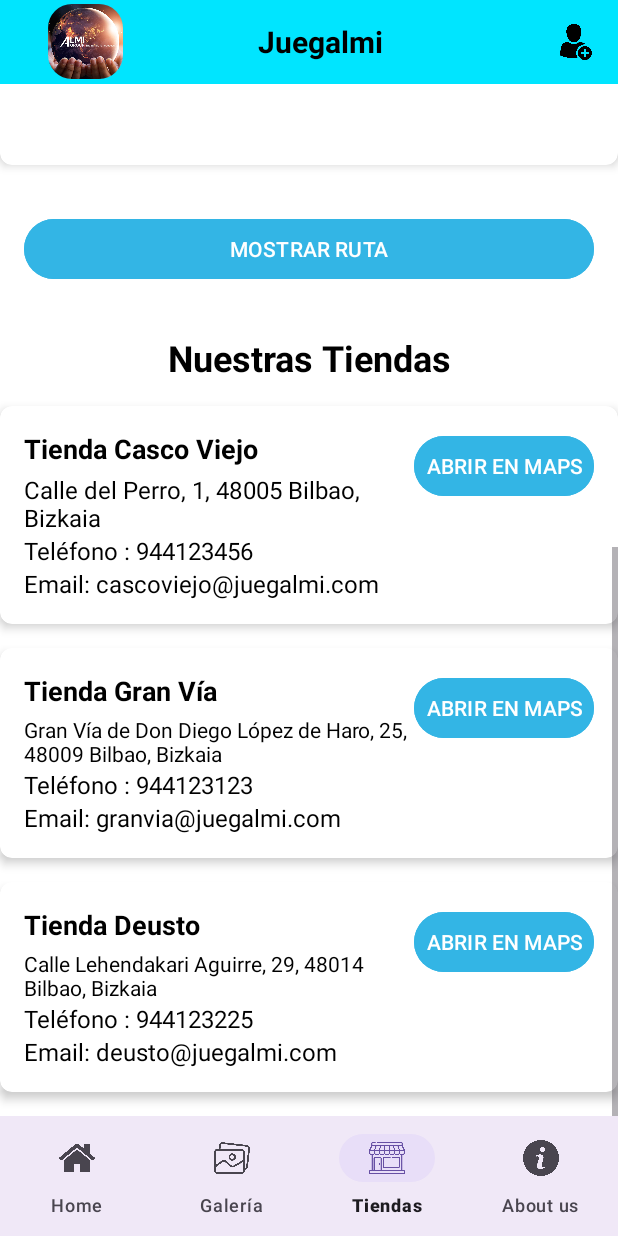
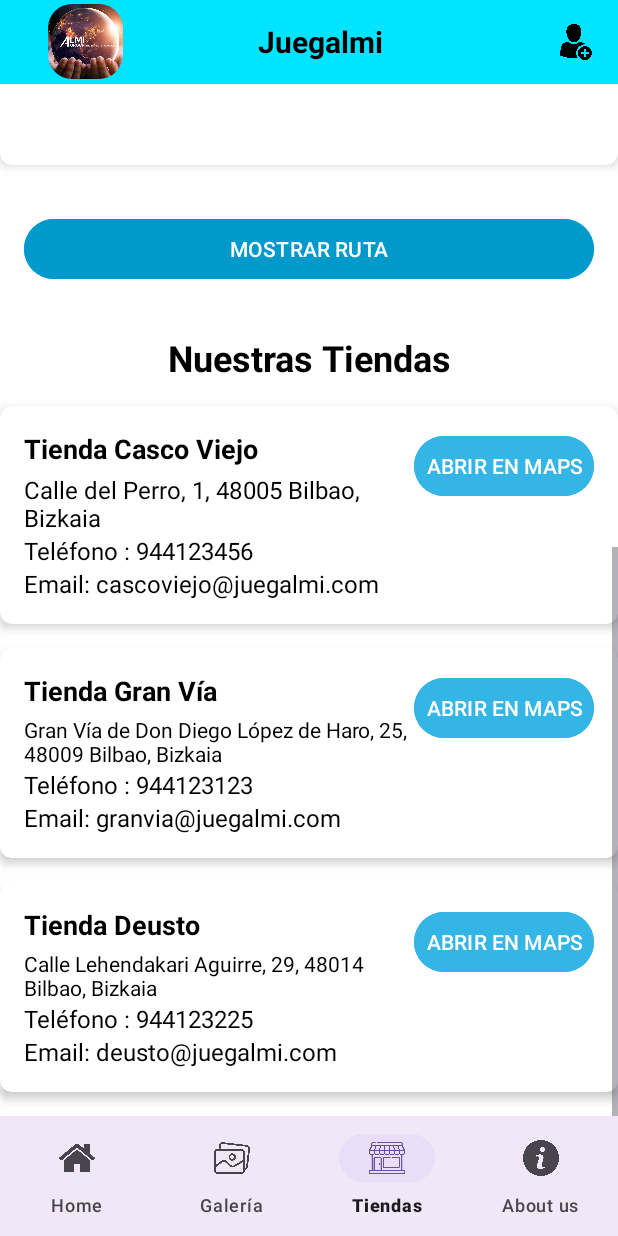
Before and after one commit to AlmiAllStars/AndroidStudio, an Android app: the fragment ProductDetailFragment placed in its activity, item 3 of the bottom bar chosen, scrolled down 560 dp, on a phone screen of 412 x 824 dp. Run offline under Robolectric (Android 15) with nearby library versions, the phone set to English and light mode, and no system bars; our stand-ins replace Volley; libraries missing offline, so code that uses them is left out: com.google.maps.android; network calls fail; pictures from the network do not load.

```diff
--- a/app/src/main/java/com/almi/juegaalmiapp/ApiService.java
+++ b/app/src/main/java/com/almi/juegaalmiapp/ApiService.java
@@ -2,13 +2,16 @@ package com.almi.juegaalmiapp;
 
 import com.almi.juegaalmiapp.modelo.ActiveReparation;
 import com.almi.juegaalmiapp.modelo.Client;
+import com.almi.juegaalmiapp.modelo.ClientResponse2;
 import com.almi.juegaalmiapp.modelo.Pedido;
 import com.almi.juegaalmiapp.modelo.Product;
+import com.google.gson.JsonObject;
 
 import java.util.List;
 import java.util.Map;
 
 import okhttp3.MultipartBody;
+import okhttp3.RequestBody;
 import retrofit2.Call;
 import retrofit2.http.Body;
 import retrofit2.http.GET;
@@ -21,9 +24,12 @@ import retrofit2.http.Path;
 
 public interface ApiService {
 
-    // Método para registrar un cliente
+
     @POST("register")
-    Call<ClientResponse> registerClient(@Body Client client);
+    Call<ClientResponse2> registerClient(@Body Map<String, Object> body);
+
+
+
 
     @POST("secure/clientbyEmail")
     Call<Client> getClientById(
--- a/app/src/main/java/com/almi/juegaalmiapp/ClienteService.java
+++ b/app/src/main/java/com/almi/juegaalmiapp/ClienteService.java
@@ -19,7 +19,7 @@ public class ClienteService {
     private static final String CLIENT_PREFS = "UserPrefs";
     private static final String CLIENT_KEY = "clientData";
 
-    private final SharedPreferences sharedPreferences;
+    public final SharedPreferences sharedPreferences;
     private final ApiService apiService = ApiClient.getClient().create(ApiService.class);
 
     public ClienteService(Context context) {
--- a/app/src/main/java/com/almi/juegaalmiapp/fragmentos/LoginDialogFragment.java
+++ b/app/src/main/java/com/almi/juegaalmiapp/fragmentos/LoginDialogFragment.java
@@ -151,6 +151,8 @@ public class LoginDialogFragment extends DialogFragment {
                                     client.setEmail(email);
                                     ClienteService clienteService = new ClienteService(getContext());
                                     clienteService.saveClient(client);  // Guardar cliente en SharedPreferences
+                                    // Guardamos tambien todos los datos en el SharedViewModel
+                                    sharedViewModel.setClient(client);
                                     editor.putBoolean("isLoggedIn", true);
                                     editor.apply();
                                     // Parsear el JSON del carrito
--- a/app/src/main/java/com/almi/juegaalmiapp/fragmentos/ProductDetailFragment.java
+++ b/app/src/main/java/com/almi/juegaalmiapp/fragmentos/ProductDetailFragment.java
@@ -22,6 +22,7 @@ import androidx.fragment.app.Fragment;
 import com.almi.juegaalmiapp.ApiClient;
 import com.almi.juegaalmiapp.ApiService;
 import com.almi.juegaalmiapp.CarritoService;
+import com.almi.juegaalmiapp.ClienteService;
 import com.almi.juegaalmiapp.R;
 import com.almi.juegaalmiapp.modelo.CarritoItem;
 import com.almi.juegaalmiapp.modelo.Product;
@@ -36,6 +37,8 @@ public class ProductDetailFragment extends Fragment {
     private static final String ARG_PRODUCT_ID = "productId";
     private String productId;
     private boolean animate = false;
+    private ClienteService clienteService;
+    private Button buyButton;
 
     public static ProductDetailFragment newInstance(String productId) {
         ProductDetailFragment fragment = new ProductDetailFragment();
@@ -73,7 +76,12 @@ public class ProductDetailFragment extends Fragment {
         TextView buyPriceText = view.findViewById(R.id.buy_price);
         TextView tryPriceText = view.findViewById(R.id.try_price);
         Button wishlistButton = view.findViewById(R.id.wishlist_button);
-        Button buyButton = view.findViewById(R.id.buy_button);
+        wishlistButton.setVisibility(View.GONE); // Ocultar el botón de lista de deseos
+        buyButton = view.findViewById(R.id.buy_button);
+        clienteService = new ClienteService(requireContext()); // Crear instancia con el contexto
+
+        // Actualiza el estado del botón según el estado de inicio de sesión
+        updateButtonState();
         Button tryButton = view.findViewById(R.id.try_button);
 
         if (getActivity() != null) {
@@ -169,6 +177,8 @@ public class ProductDetailFragment extends Fragment {
         return view;
     }
 
+
+
     private void loadProductDetails(String productId, final ProductCallback callback) {
         ApiService apiService = ApiClient.getClient().create(ApiService.class);
         apiService.getProductById(productId).enqueue(new Callback<Product>() {
@@ -186,6 +196,17 @@ public class ProductDetailFragment extends Fragment {
                 Log.e("ProductDetailFragment", "Failure: " + t.getMessage());
             }
         });
+    }
+
+    private void updateButtonState() {
+        boolean isLoggedIn = isUserLoggedIn();
+        buyButton.setEnabled(isLoggedIn); // Habilitar o deshabilitar el botón
+        buyButton.setAlpha(isLoggedIn ? 1.0f : 0.5f); // Cambiar opacidad para un feedback visual
+    }
+
+    private boolean isUserLoggedIn() {
+        // Verifica si hay un cliente o un token válido almacenado
+        return clienteService.sharedPreferences.getBoolean("isLoggedIn", false);
     }
 
     private void populateDynamicContent(Product product) {
--- a/app/src/main/java/com/almi/juegaalmiapp/modelo/Client.java
+++ b/app/src/main/java/com/almi/juegaalmiapp/modelo/Client.java
@@ -18,7 +18,7 @@ public class Client {
     private float longitude;
 
     // Constructor
-    public Client(String name, String surname, String email,String phone) {
+    public Client(String name, String surname, String email) {
         this.name = name;
         this.surname = surname;
         this.email = email;
--- a/app/src/main/res/layout/fragment_stores.xml
+++ b/app/src/main/res/layout/fragment_stores.xml
@@ -98,7 +98,7 @@
             android:layout_height="wrap_content"
             android:text="MOSTRAR RUTA"
             android:textAllCaps="true"
-            android:backgroundTint="@android:color/holo_blue_light"
+            android:backgroundTint="@android:color/holo_blue_dark"
             android:textColor="@android:color/white"
             android:layout_margin="16dp" />
 
```
Also changed, not shown: app/src/main/java/com/almi/juegaalmiapp/MainActivity.java (+3 -4 lines), app/src/main/java/com/almi/juegaalmiapp/fragmentos/RegisterDialogFragment.java (+52 -34 lines), app/src/main/java/com/almi/juegaalmiapp/modelo/ClientResponse2.java (added, +14 -0 lines), app/src/main/java/com/almi/juegaalmiapp/viewmodel/SharedViewModel.java (+21 -0 lines), app/src/main/res/layout/dialog_register.xml (+0 -7 lines), app/src/main/res/layout/menu_user.xml (+79 -65 lines).
